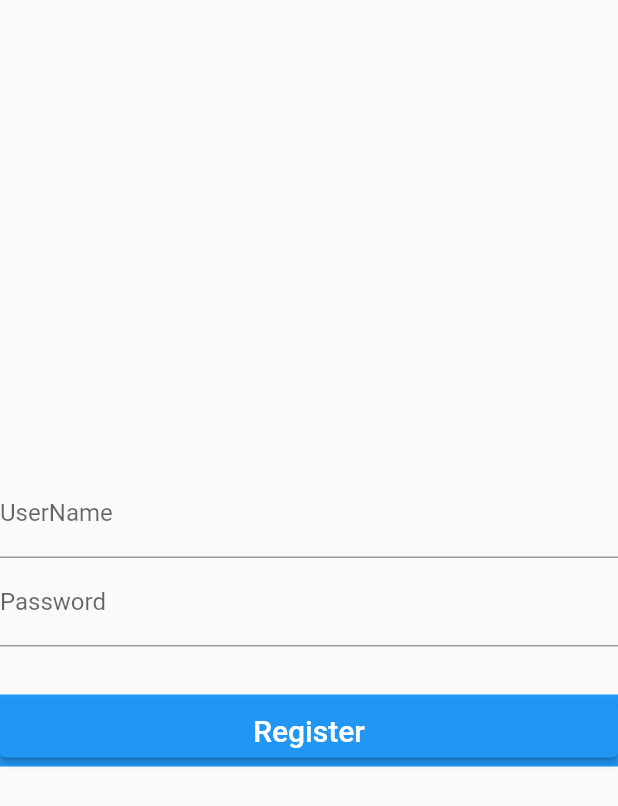
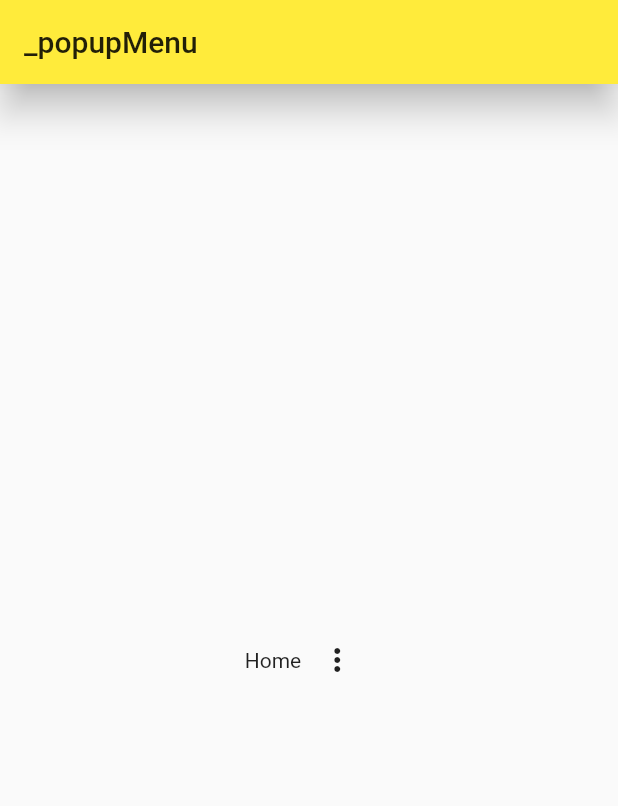
Before and after one commit to VixHi/dy_flutter, a Flutter app: the screen it shows after launch, on a phone screen of 412 x 824 dp. Shown: the top 806 px of the screen. Run offline on Flutter 3.47's test engine with Material 2 defaults, Android fonts, the phone set to English and light mode, and no system bars; missing offline and left inert: dart:ffi.

Commit message:
按钮练习

```diff
--- a/lib/main.dart
+++ b/lib/main.dart
@@ -10,6 +10,8 @@ import './view/dy_sliver_demo.dart';
 // import './view/dy_navigator_demo.dart' as DYNavitator;
 import './view/dy_navigator_demo.dart';
 import './view/dy_form_demo.dart';
+import './view/dy_materal_components.dart';
+import './view/dy_popup_menu.dart';
 
 void main() {
   runApp(App());
@@ -20,22 +22,28 @@ class App extends StatelessWidget {
   Widget build(BuildContext context) {
     // TODO: implement build
     return MaterialApp(
-      debugShowCheckedModeBanner: false,
-      // home: Home(),
-      home: DYFormDemo(),
-      // home: DYNavitatorDemo(),
-      initialRoute: '/form',
-      routes: {
-        // '/' : (context) => Home(),
-        // '/about': (context) => DYPage(title: 'About'),
-        '/form': (context) => DYFormDemo(),
-      },
+
       theme: ThemeData(
         primaryColor: Colors.yellow,
         highlightColor: Color.fromRGBO(255, 255, 255, 0.4),
         splashColor: Colors.white70,
         accentColor: Colors.blue,
       ),
+
+
+      debugShowCheckedModeBanner: false,
+      // home: Home(),
+      // home: DYFormDemo(),
+      // home: DYNavitatorDemo(),
+      initialRoute: '/pop',
+      routes: {
+        // '/' : (context) => Home(),
+        // '/about': (context) => DYPage(title: 'About'),
+        // '/form': (context) => DYFormDemo(),
+        // '/dcm': (context) => DYMateralComponents(),
+        '/pop': (context) => DYMateralPopupMenuDemo(),
+      },
+
     );
   }
 }
--- /dev/null
+++ b/lib/view/dy_popup_menu.dart
@@ -0,0 +1,57 @@
+import 'package:flutter/material.dart';
+
+class DYMateralPopupMenuDemo extends StatefulWidget {
+  @override
+  _DYMateralPopupMenuDemoState createState() => _DYMateralPopupMenuDemoState();
+}
+
+class _DYMateralPopupMenuDemoState extends State<DYMateralPopupMenuDemo> {
+  String _currentMenu = 'Home';
+  @override
+  Widget build(BuildContext context) {
+    return Scaffold(
+      appBar: AppBar(
+        title: Text('_popupMenu'),
+        elevation: 10,
+      ),
+
+      body: Container(
+        padding: EdgeInsets.all(10),
+        child: Column(
+          mainAxisAlignment: MainAxisAlignment.center,
+          children: [
+            Row(
+              mainAxisAlignment: MainAxisAlignment.center,
+              children: [
+                Text(_currentMenu),
+                PopupMenuButton(
+                  onSelected: (value) {
+                    setState(() {
+                      _currentMenu = value;
+                    });
+                    print(value);
+                  },
+
+                  itemBuilder: (BuildContext context) => [
+                    PopupMenuItem(
+                      value: 'Home',
+                      child: Text('Home'),
+                    ),
+                    PopupMenuItem(
+                      value: 'News',
+                      child: Text('News'),
+                    ),
+                    PopupMenuItem(
+                      value: 'User',
+                      child: Text('User'),
+                    ),
+                  ],
+                ),
+              ],
+            ),
+          ],
+        ),
+      ),
+    );
+  }
+}
```
Also changed, not shown: lib/view/dy_materal_components.dart (added, +238 -0 lines).
